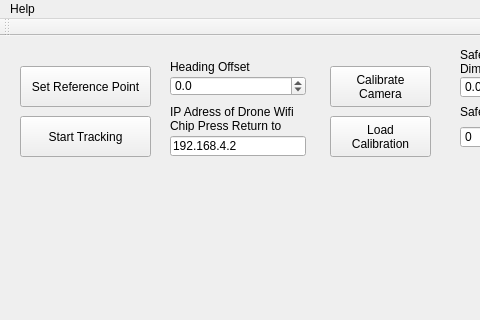
Above: 4000_Visualization/4100_Benchmark_Visualization/Camera_Tracking/RigidTrack/RigidTrack/RigidTrack.ui from LordTofu/RigidTrack before the change; both pictures show x 0 to 480 and y 0 to 320 of the 830 by 908 pixel window. Below: the same form after it.
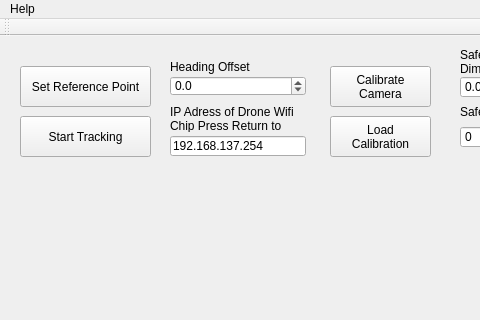
That is the form after the change.

The edit to the form file:
```diff
--- a/4000_Visualization/4100_Benchmark_Visualization/Camera_Tracking/RigidTrack/RigidTrack/RigidTrack.ui
+++ b/4000_Visualization/4100_Benchmark_Visualization/Camera_Tracking/RigidTrack/RigidTrack/RigidTrack.ui
@@ -139,7 +139,7 @@
      </rect>
     </property>
     <property name="text">
-     <string>192.168.4.2</string>
+     <string>192.168.137.254</string>
     </property>
    </widget>
    <widget class="QLabel" name="label_2">
```
